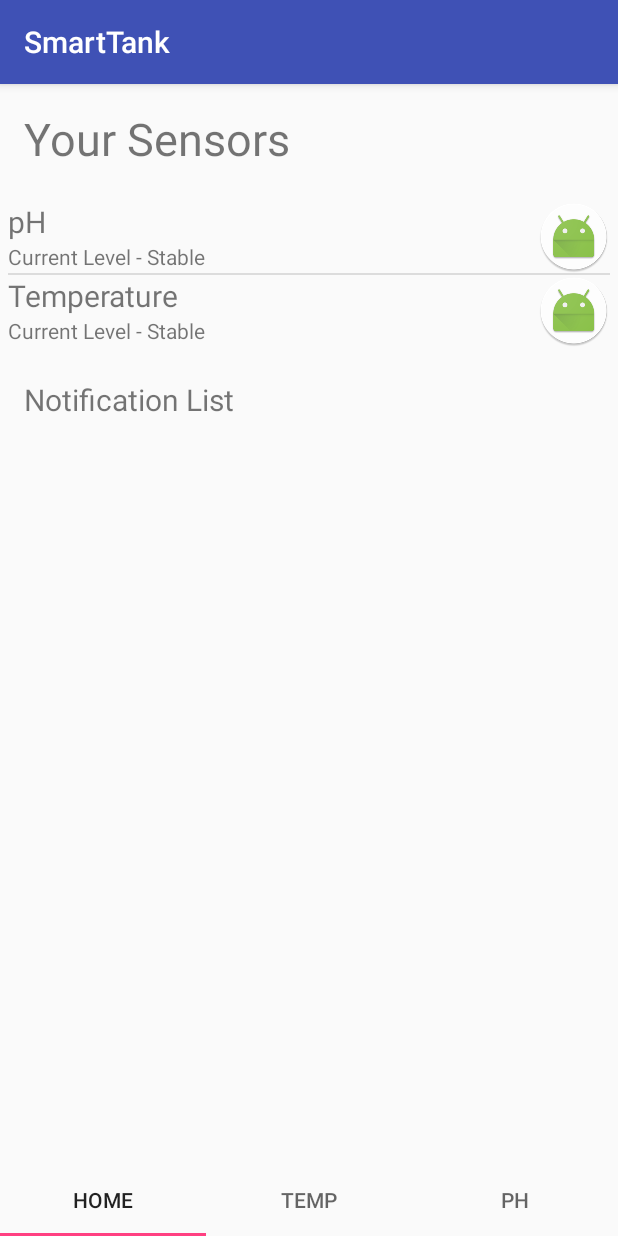
After one commit to jasonm718/COSC_SmartTank, an Android app: the HomeFragment screen opened directly, with no data from a screen before it, on a phone screen of 412 x 824 dp. The commit adds this screen. Run offline under Robolectric (Android 15) with nearby library versions, the phone set to English and light mode, and no system bars; libraries missing offline, so code that uses them is left out: com.github.mikephil.charting, com.loopj.android, cz.msebera.android; 3 statements that could not run were skipped.

Commit message:
Added 3 tabs ( Home, Temperature, and pH), and created fragments to each tab

```diff
--- a/androidApp/app/src/main/AndroidManifest.xml
+++ b/androidApp/app/src/main/AndroidManifest.xml
@@ -25,7 +25,7 @@
             </intent-filter>
         </activity>
         <activity
-            android:name=".MainView"
+            android:name=".ViewsPager"
             android:label="@string/app_name">
             <!--<intent-filter>-->
                 <!--<action android:name="android.intent.action.MAIN"/>-->
@@ -33,6 +33,7 @@
                 <!--<category android:name="android.intent.category.LAUNCHER"/>-->
             <!--</intent-filter>-->
         </activity>
+
     </application>
 
 </manifest>
--- /dev/null
+++ b/androidApp/app/src/main/java/cosc4342/smarttank/DataFragment.java
@@ -0,0 +1,116 @@
+package cosc4342.smarttank;
+
+
+import android.os.Bundle;
+import android.view.LayoutInflater;
+import android.view.View;
+import android.view.ViewGroup;
+
+import com.github.mikephil.charting.charts.LineChart;
+import com.github.mikephil.charting.data.Entry;
+import com.github.mikephil.charting.data.LineData;
+import com.github.mikephil.charting.data.LineDataSet;
+import com.loopj.android.http.TextHttpResponseHandler;
+
+import org.json.JSONArray;
+import org.json.JSONException;
+import org.json.JSONObject;
+
+import java.util.ArrayList;
+import java.util.List;
+
+import cz.msebera.android.httpclient.Header;
+
+public class DataFragment extends android.support.v4.app.Fragment {
+
+    LineChart temp_chart;
+    LineChart ph_chart;
+    ChartDataUpdate model;
+
+    @Override
+    public View onCreateView(LayoutInflater inflater, ViewGroup container, Bundle savedInstanceState){
+        View root = inflater.inflate(R.layout.data_view, container, false);
+        model = new ChartDataUpdate();
+        temp_chart = (LineChart) root.findViewById(R.id.temperature_chart);
+        ph_chart = (LineChart) root.findViewById(R.id.ph_chart);
+        getDataFromServer();
+        return root;
+    }
+
+
+    class ChartDataUpdate {
+
+        JSONArray sensor_data;
+
+        public void setSensorData(JSONArray data) throws JSONException {
+            sensor_data = data;
+            List<JSONObject> entries = new ArrayList<>();
+
+
+            for(int index = 0; index < data.length(); index++) {
+                entries.add(data.getJSONObject(index));
+            }
+
+            updateChart(entries);
+        }
+
+        public void updateChart(List<JSONObject> entries) throws JSONException{
+            List<Entry> temperatureEntries = new ArrayList<>();
+            List<Entry> phEntries = new ArrayList<>();
+            List<String> timestamps = new ArrayList<>();
+
+            for(int index = 0; index < entries.size(); index++){
+                String temp = entries.get(index).getString("Temp");
+                String ph = entries.get(index).getString("ph");
+//               String[] time = entries.get(index).getString("t_stamp").split("\\w+-\\w+-\\w+", 2);
+                timestamps.add(entries.get(index).getString("t_stamp"));
+//               System.out.println(time[1]);
+                try {
+                    temperatureEntries.add(new Entry(index, Float.parseFloat(temp)));
+                    phEntries.add(new Entry(index, Float.parseFloat(ph)));
+                }catch(Exception e){ // sanity checks the data
+                    System.out.println(e.getMessage());
+                }
+            }
+
+            LineDataSet temperature = new LineDataSet(temperatureEntries, "temperature");
+            LineDataSet ph = new LineDataSet(phEntries, "pH");
+
+            temp_chart.setData(new LineData(temperature));
+            ph_chart.setData(new LineData(ph));
+
+            temp_chart.getXAxis().setValueFormatter(new DateAxisFormatter(timestamps));
+            ph_chart.getXAxis().setValueFormatter(new DateAxisFormatter(timestamps));
+        }
+    }
+
+
+    public void getDataFromServer(){
+
+        SmartTankRestClient.setAsync(true);
+        SmartTankRestClient.get("/sensors", new TextHttpResponseHandler() {
+            @Override
+            public void onFailure(int statusCode, Header[] headers, String responseString, Throwable throwable) {
+                System.out.println(responseString);
+
+            }
+
+            @Override
+            public void onSuccess(int statusCode, Header[] headers, String responseString)  {
+
+                try {
+//                    JSONArray sensor_data = new JSONArray(responseString);
+//                    for(int index = 0; index < sensor_data.length(); index++){
+//                        System.out.println(sensor_data.getJSONObject(index).toString());
+//                    }
+
+                    model.setSensorData(new JSONArray(responseString));
+                }catch (JSONException e){
+                    System.out.println(e);
+                    System.out.println("passing data to JSON array didn't work");
+                }
+            }
+        });
+    }
+
+}
--- /dev/null
+++ b/androidApp/app/src/main/java/cosc4342/smarttank/HomeFragment.java
@@ -0,0 +1,96 @@
+package cosc4342.smarttank;
+
+import android.os.Bundle;
+import android.support.v4.app.Fragment;
+import android.view.LayoutInflater;
+import android.view.View;
+import android.view.ViewGroup;
+import android.widget.BaseAdapter;
+import android.widget.ListView;
+import android.widget.TextView;
+
+
+import java.util.ArrayList;
+import java.util.List;
+
+
+public class HomeFragment extends Fragment {
+
+    SensorAdapter sensors;
+    ListView sensors_list;
+
+    @Override
+    public View onCreateView(LayoutInflater inflater, ViewGroup container, Bundle savedInstanceState) {
+        super.onCreate(savedInstanceState);
+        View root = inflater.inflate(R.layout.home_view, container, false);
+        sensors_list = (ListView) root.findViewById(R.id.sensor_list);
+        sensors = new SensorAdapter();
+        populate(sensors);
+        sensors_list.setAdapter(sensors);
+
+
+        return root;
+    }
+
+
+    public void populate(SensorAdapter list){
+
+        List<String> sensors = new ArrayList<>();
+        sensors.add("pH");
+        sensors.add("Temperature");
+
+        list.setSensors(sensors);
+    }
+
+
+
+    class SensorHolder{
+        TextView panel;
+
+        SensorHolder(View row){
+            panel = (TextView) row.findViewById(R.id.sensor_panel);
+        }
+    }
+
+    class SensorAdapter extends BaseAdapter{
+        List<String> sensors;
+
+        public void setSensors(List<String> sensors) {
+            this.sensors = sensors;
+        }
+
+        @Override
+        public int getCount() {
+            return sensors.size();
+        }
+
+        @Override
+        public Object getItem(int i) {
+            return sensors.get(i);
+        }
+
+        @Override
+        public long getItemId(int i) {
+            return i;
+        }
+
+        @Override
+        public View getView(int position, View row, ViewGroup viewGroup) {
+            SensorHolder holder;
+            if(row == null){
+
+                row = getActivity().getLayoutInflater().inflate(R.layout.sensor_row, viewGroup, false);
+                holder = new SensorHolder(row);
+                row.setTag(holder);
+            }else{
+                holder = (SensorHolder) row.getTag();
+            }
+
+            holder.panel.setText(sensors.get(position));
+            return row;
+        }
+
+
+    }
+
+}
--- /dev/null
+++ b/androidApp/app/src/main/java/cosc4342/smarttank/ViewsPager.java
@@ -0,0 +1,57 @@
+package cosc4342.smarttank;
+
+
+import android.os.Bundle;
+import android.support.design.widget.TabLayout;
+import android.support.v4.app.FragmentManager;
+import android.support.v4.app.FragmentPagerAdapter;
+import android.support.v7.app.AppCompatActivity;
+
+public class ViewsPager extends AppCompatActivity{
+
+    private android.support.v4.view.ViewPager pager;
+    private TabLayout tabs;
+    private TabsAdapter tabsAdapter;
+
+    public void onCreate(Bundle savedInstanceState){
+        super.onCreate(savedInstanceState);
+        setContentView(R.layout.view_pager);
+
+        pager = (android.support.v4.view.ViewPager) findViewById(R.id.tabView);
+        tabs = (TabLayout) findViewById(R.id.tabs);
+
+        tabsAdapter = new TabsAdapter(getSupportFragmentManager());
+        pager.setAdapter(tabsAdapter);
+        tabs.setupWithViewPager(pager);
+    }
+
+
+    private class TabsAdapter extends FragmentPagerAdapter{
+        private String[] fragments = {"Home", "Temp", "PH"};
+        public TabsAdapter(FragmentManager manager) {
+            super(manager);
+        }
+
+        @Override
+        public android.support.v4.app.Fragment getItem(int position) {
+            switch (position){
+
+                case 0: return new HomeFragment();
+                case 1: return new DataFragment();
+                case 2: return new DataFragment();
+                default: return new DataFragment();
+            }
+        }
+
+        @Override
+        public int getCount() {
+            return fragments.length;
+        }
+
+        @Override
+        public CharSequence getPageTitle(int position){
+            return fragments[position];
+        }
+    }
+
+}
--- /dev/null
+++ b/androidApp/app/src/main/res/layout/home_view.xml
@@ -0,0 +1,36 @@
+<?xml version="1.0" encoding="utf-8"?>
+<LinearLayout xmlns:android="http://schemas.android.com/apk/res/android"
+              android:orientation="vertical"
+              android:layout_width="match_parent"
+              android:layout_height="match_parent">
+
+    <TextView
+        android:id="@+id/sensors_title"
+        android:layout_width="match_parent"
+        android:layout_height="wrap_content"
+        android:layout_margin="@dimen/activity_horizontal_margin"
+        android:text="Your Sensors"
+        android:textSize="30dp"/>
+
+
+    <ListView
+        android:id="@+id/sensor_list"
+        android:layout_margin="5dp"
+        android:layout_width="match_parent"
+        android:layout_height="wrap_content"/>
+
+
+    <TextView
+        android:id="@+id/notification_title"
+        android:text="Notification List"
+        android:textSize="20dp"
+        android:layout_margin="@dimen/activity_horizontal_margin"
+        android:layout_width="match_parent"
+        android:layout_height="wrap_content"/>
+
+    <ListView
+        android:id="@+id/notification_list"
+        android:layout_width="match_parent"
+        android:layout_height="wrap_content"/>
+
+</LinearLayout>
--- /dev/null
+++ b/androidApp/app/src/main/res/layout/view_pager.xml
@@ -0,0 +1,20 @@
+<?xml version="1.0" encoding="utf-8"?>
+<LinearLayout xmlns:android="http://schemas.android.com/apk/res/android"
+              xmlns:tools="http://schemas.android.com/tools"
+              android:orientation="vertical"
+              android:layout_width="match_parent"
+              android:layout_height="match_parent">
+
+    <android.support.v4.view.ViewPager
+        android:id="@+id/tabView"
+        android:layout_width="match_parent"
+        android:layout_height="match_parent">
+
+        <android.support.design.widget.TabLayout
+            android:id="@+id/tabs"
+            android:layout_width="match_parent"
+            android:layout_height="wrap_content"
+            android:layout_gravity="bottom" />
+    </android.support.v4.view.ViewPager>
+
+</LinearLayout>
```
Also changed, not shown: androidApp/app/src/main/java/cosc4342/smarttank/MainView.java (deleted, +0 -193 lines), androidApp/app/src/main/res/layout/data_view.xml (renamed from androidApp/app/src/main/res/layout/main_view.xml, +0 -14 lines).
